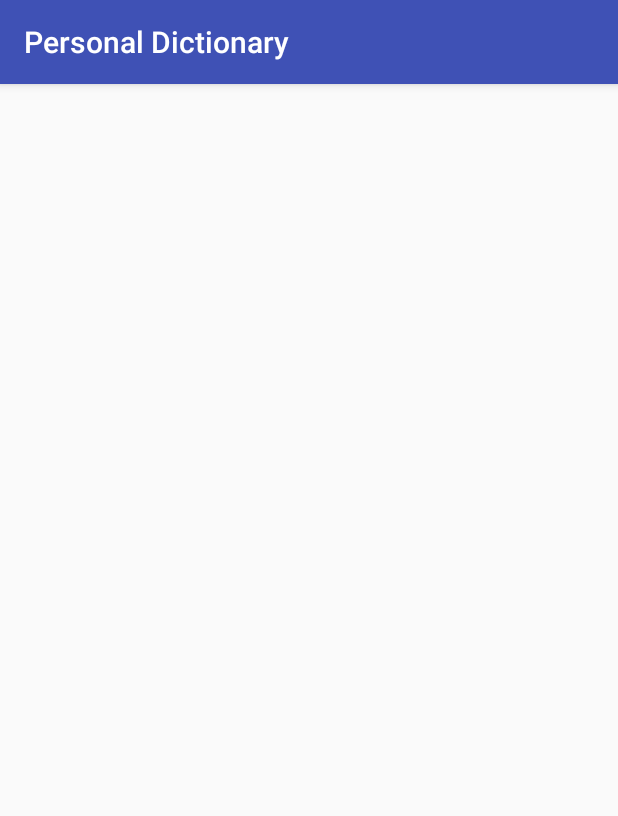
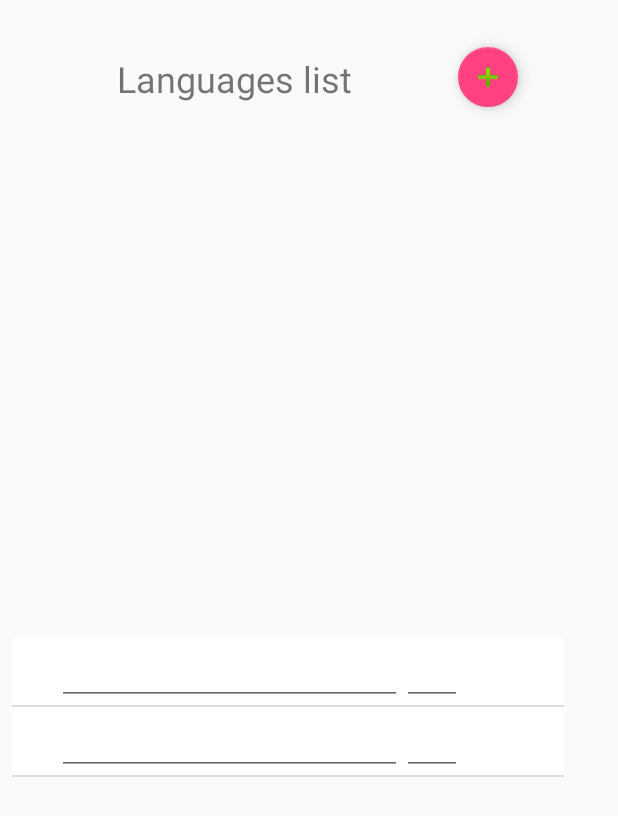
Before and after one commit to jkuklis/PersonalDictionary, an Android app: the DictionaryCreate screen opened directly, with no data from a screen before it, on a phone screen of 412 x 824 dp. Shown: the top 816 px of the screen. Run offline under Robolectric (Android 15) with nearby library versions, the phone set to English and light mode, and no system bars.

Commit message:
Create dictionary languages list

```diff
--- a/app/src/main/java/com/example/jkuklis/personaldictionary/DictionaryCreate.java
+++ b/app/src/main/java/com/example/jkuklis/personaldictionary/DictionaryCreate.java
@@ -1,13 +1,141 @@
 package com.example.jkuklis.personaldictionary;
 
+/*
 import android.support.v7.app.AppCompatActivity;
 import android.os.Bundle;
+import android.widget.ArrayAdapter;
+import android.widget.ListView;
+
+import java.util.ArrayList;
 
 public class DictionaryCreate extends AppCompatActivity {
+
+    private ArrayList<String> languages = new ArrayList<>();
 
     @Override
     protected void onCreate(Bundle savedInstanceState) {
         super.onCreate(savedInstanceState);
         setContentView(R.layout.activity_dictionary_create);
+
+        languages.add("");
+        languages.add("");
+
+        ArrayAdapter<String> adapter = new ArrayAdapter<String>(this, R.layout.language_name, languages);
+        ListView listView = (ListView) findViewById(R.id.languageList);
+        listView.setAdapter(adapter);
     }
 }
+*/
+
+import android.app.Activity;
+import android.os.Bundle;
+import android.text.Editable;
+import android.text.TextWatcher;
+import android.view.LayoutInflater;
+import android.view.View;
+import android.view.ViewGroup;
+import android.widget.BaseAdapter;
+import android.widget.EditText;
+import android.widget.ListView;
+import android.widget.TextView;
+
+public class DictionaryCreate extends Activity {
+
+    private String[] arrText =
+            new String[]{"", ""};
+    private String[] arrTemp;
+    @Override
+    protected void onCreate(Bundle savedInstanceState) {
+        // TODO Auto-generated method stub
+        super.onCreate(savedInstanceState);
+        setContentView(R.layout.activity_dictionary_create);
+
+        arrTemp = new String[arrText.length];
+
+        MyListAdapter myListAdapter = new MyListAdapter();
+        ListView listView = (ListView) findViewById(R.id.listViewMain);
+        listView.setAdapter(myListAdapter);
+    }
+
+    private class MyListAdapter extends BaseAdapter{
+
+        @Override
+        public int getCount() {
+            // TODO Auto-generated method stub
+            if(arrText != null && arrText.length != 0){
+                return arrText.length;
+            }
+            return 0;
+        }
+
+        @Override
+        public Object getItem(int position) {
+            // TODO Auto-generated method stub
+            return arrText[position];
+        }
+
+        @Override
+        public long getItemId(int position) {
+            // TODO Auto-generated method stub
+            return position;
+        }
+
+        @Override
+        public View getView(int position, View convertView, ViewGroup parent) {
+
+            //ViewHolder holder = null;
+            final ViewHolder holder;
+            if (convertView == null) {
+
+                holder = new ViewHolder();
+                LayoutInflater inflater = DictionaryCreate.this.getLayoutInflater();
+                convertView = inflater.inflate(R.layout.language_list_item, null);
+                holder.textView1 = (TextView) convertView.findViewById(R.id.textView1);
+                holder.editText1 = (EditText) convertView.findViewById(R.id.editText1);
+
+                convertView.setTag(holder);
+
+            } else {
+
+                holder = (ViewHolder) convertView.getTag();
+            }
+
+            holder.ref = position;
+
+            holder.textView1.setText(arrText[position]);
+            holder.editText1.setText(arrTemp[position]);
+            holder.editText1.addTextChangedListener(new TextWatcher() {
+
+                @Override
+                public void onTextChanged(CharSequence arg0, int arg1, int arg2, int arg3) {
+                    // TODO Auto-generated method stub
+
+                }
+
+                @Override
+                public void beforeTextChanged(CharSequence arg0, int arg1, int arg2,
+                        int arg3) {
+                    // TODO Auto-generated method stub
+
+                }
+
+                @Override
+                public void afterTextChanged(Editable arg0) {
+                    // TODO Auto-generated method stub
+                    arrTemp[holder.ref] = arg0.toString();
+                }
+            });
+
+            return convertView;
+        }
+
+        private class ViewHolder {
+            TextView textView1;
+            EditText editText1;
+            int ref;
+        }
+
+
+    }
+
+}
--- a/app/src/main/java/com/example/jkuklis/personaldictionary/DictionaryMain.java
+++ b/app/src/main/java/com/example/jkuklis/personaldictionary/DictionaryMain.java
@@ -23,8 +23,8 @@ public class DictionaryMain extends AppCompatActivity implements
         View.OnClickListener
     {
 
-    public static final String POSITION_INFO = "";
-    public static final String ID_INFO = "";
+    public static final String POSITION_INFO = "Position placeholder";
+    public static final String ID_INFO = "ID placeholder";
 
     private static final String auth_fail = "STRANGE: Failed to authorize";
     private TextView mStatusTextView;
@@ -110,8 +110,8 @@ public class DictionaryMain extends AppCompatActivity implements
         OptionalPendingResult<GoogleSignInResult> opr = Auth.GoogleSignInApi.silentSignIn(MainActivity.getGoogleApi());
         if (opr.isDone()) {
             Intent intent = new Intent(this, DictionaryShow.class);
-            intent.putExtra(POSITION_INFO, position);
-            intent.putExtra(ID_INFO, id);
+            intent.putExtra(POSITION_INFO, String.valueOf(position));
+            intent.putExtra(ID_INFO, String.valueOf(id));
             startActivity(intent);
         } else {
             finish();
--- a/app/src/main/res/layout/activity_dictionary_create.xml
+++ b/app/src/main/res/layout/activity_dictionary_create.xml
@@ -1,9 +1,51 @@
 <?xml version="1.0" encoding="utf-8"?>
+
 <android.support.constraint.ConstraintLayout xmlns:android="http://schemas.android.com/apk/res/android"
     xmlns:app="http://schemas.android.com/apk/res-auto"
     xmlns:tools="http://schemas.android.com/tools"
     android:layout_width="match_parent"
     android:layout_height="match_parent"
-    tools:context="com.example.jkuklis.personaldictionary.DictionaryCreate">
+    tools:context="com.example.jkuklis.personaldictionary.DictionaryMain">
+
+    <TextView
+        android:id="@+id/languageHeader"
+        android:layout_width="160dp"
+        android:layout_height="35dp"
+        android:text="@string/lang_list"
+        android:textSize="24sp"
+        app:layout_constraintTop_toTopOf="parent"
+        android:layout_marginTop="36dp"
+        android:layout_marginLeft="16dp"
+        app:layout_constraintLeft_toLeftOf="parent"
+        android:layout_marginStart="78dp" />
+
+    <android.support.design.widget.FloatingActionButton
+        android:id="@+id/addLanguage"
+        android:layout_width="wrap_content"
+        android:layout_height="wrap_content"
+        android:clickable="true"
+        app:fabSize="mini"
+        app:srcCompat="@android:drawable/ic_input_add"
+        app:layout_constraintTop_toTopOf="parent"
+        android:layout_marginTop="31dp"
+        android:layout_marginRight="61dp"
+        app:layout_constraintRight_toRightOf="parent"
+        android:layout_marginEnd="61dp"
+        app:layout_constraintLeft_toRightOf="@+id/languageHeader"
+        android:layout_marginLeft="8dp"
+        app:layout_constraintHorizontal_bias="0.918" />
+
+    <ListView
+        android:id="@+id/listViewMain"
+        android:layout_width="368dp"
+        android:layout_height="397dp"
+        android:layout_gravity="bottom"
+        android:layout_marginBottom="2dp"
+        android:layout_marginLeft="8dp"
+        android:layout_weight="0.36"
+        app:layout_constraintBottom_toBottomOf="parent"
+        app:layout_constraintHorizontal_bias="0.0"
+        app:layout_constraintLeft_toLeftOf="parent"
+        app:layout_constraintRight_toRightOf="parent" />
 
 </android.support.constraint.ConstraintLayout>
--- a/app/src/main/res/layout/activity_dictionary_main.xml
+++ b/app/src/main/res/layout/activity_dictionary_main.xml
@@ -87,8 +87,7 @@
         app:layout_constraintRight_toRightOf="parent"
         app:layout_constraintBottom_toBottomOf="parent"
         android:layout_marginBottom="35dp"
-        app:layout_constraintHorizontal_bias="0.505"
-        tools:layout_editor_absoluteY="128dp" />
+        app:layout_constraintHorizontal_bias="0.505" />
 
 
 </android.support.constraint.ConstraintLayout>
--- /dev/null
+++ b/app/src/main/res/layout/language_list_item.xml
@@ -0,0 +1,27 @@
+<?xml version="1.0" encoding="utf-8"?>
+<LinearLayout xmlns:android="http://schemas.android.com/apk/res/android"
+    android:layout_width="match_parent"
+    android:layout_height="match_parent"
+    android:background="@android:color/white"
+    android:orientation="horizontal" >
+
+    <EditText
+        android:id="@+id/textView1"
+        android:layout_width="230dp"
+        android:textColor="@android:color/black"
+        android:layout_height="wrap_content"
+        android:layout_marginLeft="30dp"
+        android:text="15dp" />
+
+    <EditText
+        android:id="@+id/editText1"
+        android:layout_width="40dp"
+        android:layout_height="wrap_content"
+        android:textColor="@android:color/black"
+        android:ems="10"
+        android:layout_marginRight="30dp"
+        >
+
+    </EditText>
+
+</LinearLayout>
--- a/app/src/main/res/values/strings.xml
+++ b/app/src/main/res/values/strings.xml
@@ -16,4 +16,5 @@
     <string name="login_info">Login info</string>
     <string name="position_placeholder">Position</string>
     <string name="id_placeholder">ID</string>
+    <string name="lang_list">Languages list</string>
 </resources>
```
